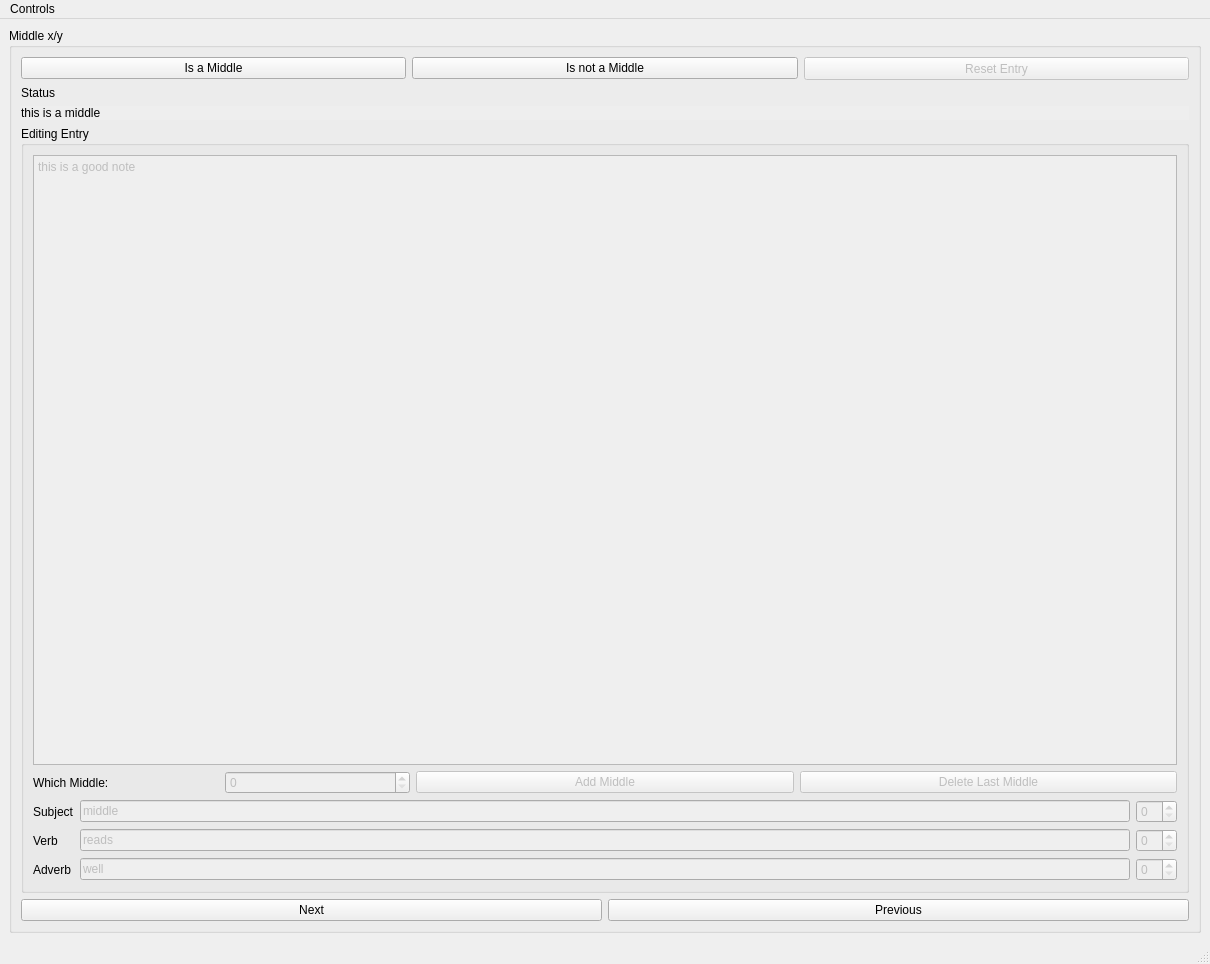
This is middles_main.ui in beaudrychase/middles_editor as Qt 5 draws it before an edit. The edited form follows.
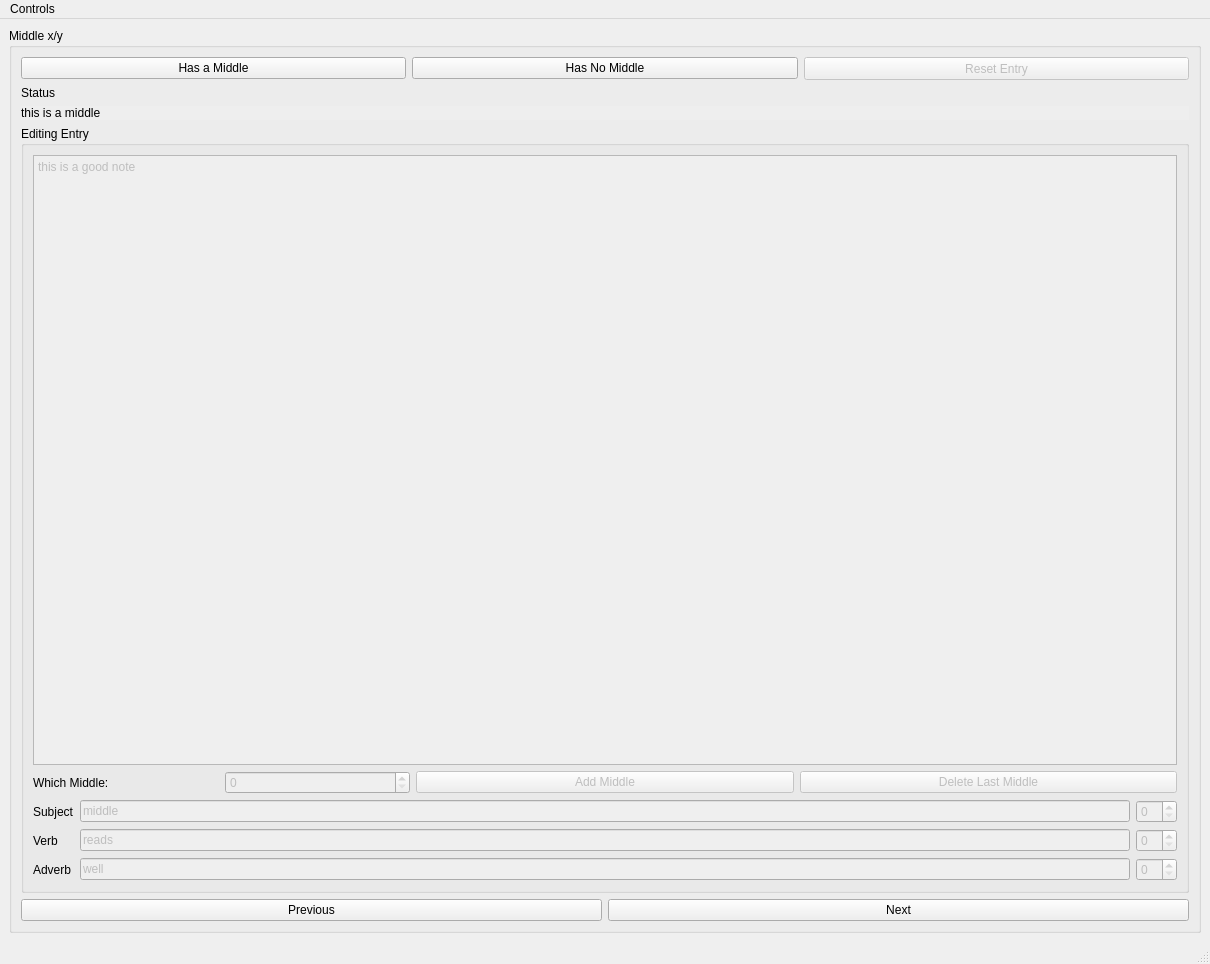
This is the edited form.

Commit message: You can create new middles and the changes you make to it are saved to the output json. The only thing left is to update the display as its edited

```diff
--- a/middles_main.ui
+++ b/middles_main.ui
@@ -59,7 +59,7 @@
             <string notr="true">font: 18pt &quot;Sans Serif&quot;;</string>
            </property>
            <property name="text">
-            <string>Is a Middle</string>
+            <string>Has a Middle</string>
            </property>
           </widget>
          </item>
@@ -84,7 +84,7 @@
             <string notr="true">font: 18pt &quot;Sans Serif&quot;;</string>
            </property>
            <property name="text">
-            <string>Is not a Middle</string>
+            <string>Has No Middle</string>
            </property>
           </widget>
          </item>
@@ -518,37 +518,6 @@
        </item>
        <item>
         <layout class="QHBoxLayout" name="horizontalLayout">
-         <item>
-          <widget class="QPushButton" name="next_button">
-           <property name="toolTip">
-            <string notr="true"/>
-           </property>
-           <property name="statusTip">
-            <string notr="true"/>
-           </property>
-           <property name="whatsThis">
-            <string notr="true"/>
-           </property>
-           <property name="accessibleName">
-            <string notr="true"/>
-           </property>
-           <property name="accessibleDescription">
-            <string notr="true"/>
-           </property>
-           <property name="styleSheet">
-            <string notr="true">font: 18pt &quot;Sans Serif&quot;;</string>
-           </property>
-           <property name="text">
-            <string>Next</string>
-           </property>
-           <property name="iconSize">
-            <size>
-             <width>16</width>
-             <height>20</height>
-            </size>
-           </property>
-          </widget>
-         </item>
          <item>
           <widget class="QPushButton" name="previous_button">
            <property name="toolTip">
@@ -580,6 +549,37 @@
            </property>
           </widget>
          </item>
+         <item>
+          <widget class="QPushButton" name="next_button">
+           <property name="toolTip">
+            <string notr="true"/>
+           </property>
+           <property name="statusTip">
+            <string notr="true"/>
+           </property>
+           <property name="whatsThis">
+            <string notr="true"/>
+           </property>
+           <property name="accessibleName">
+            <string notr="true"/>
+           </property>
+           <property name="accessibleDescription">
+            <string notr="true"/>
+           </property>
+           <property name="styleSheet">
+            <string notr="true">font: 18pt &quot;Sans Serif&quot;;</string>
+           </property>
+           <property name="text">
+            <string>Next</string>
+           </property>
+           <property name="iconSize">
+            <size>
+             <width>16</width>
+             <height>20</height>
+            </size>
+           </property>
+          </widget>
+         </item>
         </layout>
        </item>
       </layout>
```
Left out of the diff: 1 changed line with no effect on the pictures. The commit also changes 3 other files.
